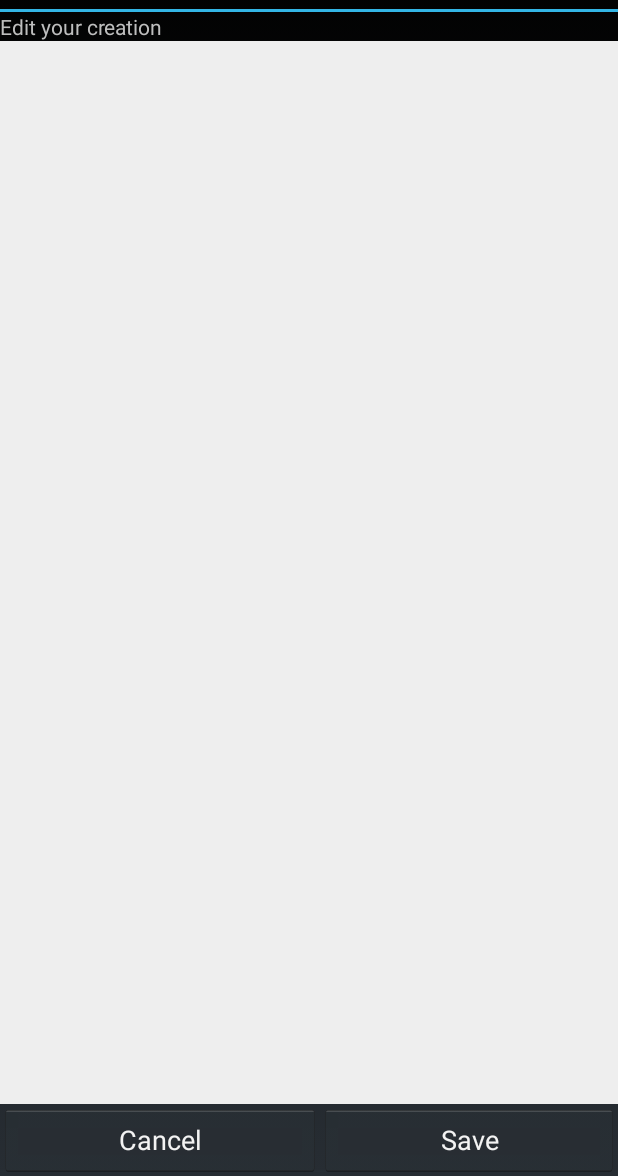
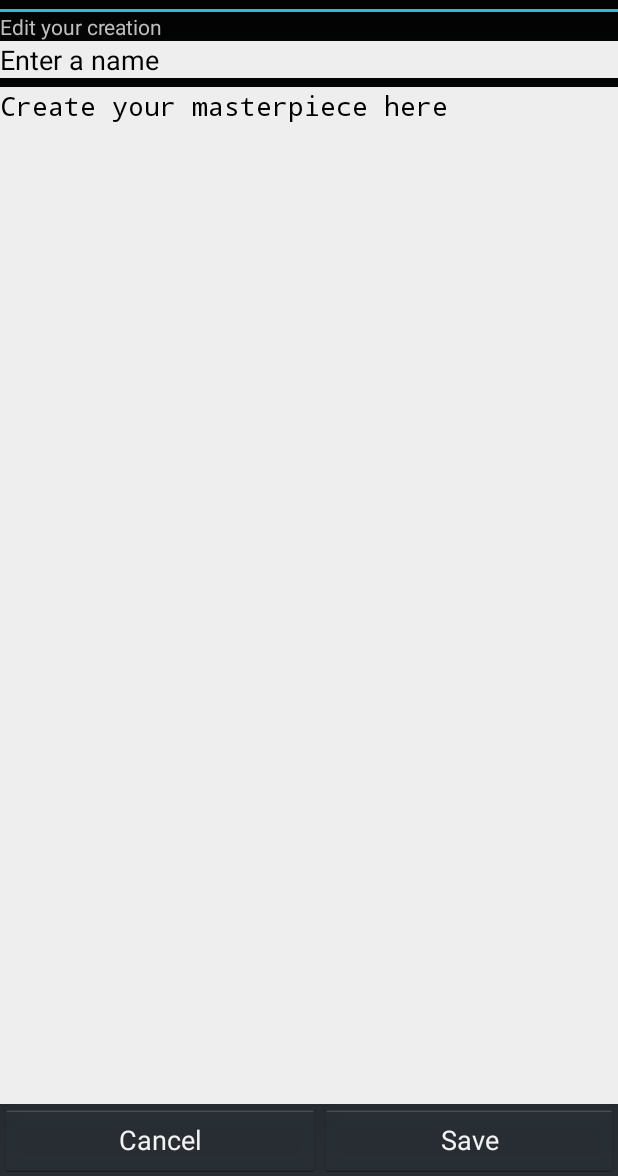
Before and after one commit to mikezanogit/ASCIITTY, an Android app: the screen it shows after launch (MainActivity), after a tap on "Add New", on a phone screen of 412 x 824 dp, the part 60-1236 px from its top. Run offline under Robolectric (Android 15) with nearby library versions, the phone set to English and light mode, and no system bars.

Commit message:
Adding and deleting

```diff
--- a/app/src/main/java/com/zano/asciitty/app/AsciiEditorFragment.java
+++ b/app/src/main/java/com/zano/asciitty/app/AsciiEditorFragment.java
@@ -55,11 +55,14 @@ public class AsciiEditorFragment extends Fragment {
         this.asciiItem = args.getParcelable(AsciiEditorFragment.ITEM);
         Activity activity = this.getActivity();
         TextView textView = (TextView) activity.findViewById(R.id.editText);
+        TextView textViewName = (TextView) activity.findViewById(R.id.editTextName);
         if (this.asciiItem != null) {
             textView.setText(this.asciiItem.getData());
+            textViewName.setText(this.asciiItem.getName());
         }
         else{
-            textView.setText("");
+            textViewName.setText(R.string.editTextDefaultName);
+            textView.setText(R.string.editTextDefaultCreation);
         }
     }
 
@@ -87,7 +90,21 @@ public class AsciiEditorFragment extends Fragment {
     }
 
     public void SaveAsciiItem() {
-        OnAsciiItemSelectionListener listener = (OnAsciiItemSelectionListener) this.getActivity();
+        Activity main = this.getActivity();
+
+        TextView tvData = (TextView) main.findViewById(R.id.editText);
+        TextView tvName = (TextView) main.findViewById(R.id.editTextName);
+
+        if(this.asciiItem == null){
+            this.asciiItem = new AsciiArtItem();
+            this.asciiItem.setId(0);
+        }
+        //Do this to update
+        this.asciiItem.setName(tvName.getText().toString());
+        this.asciiItem.setData(tvData.getText().toString());
+
+
+        OnAsciiItemSelectionListener listener = (OnAsciiItemSelectionListener) main;
         listener.onAsciiEditorSave(this.asciiItem);
     }
 
--- a/app/src/main/java/com/zano/asciitty/app/AsciiItemsFragment_.java
+++ b/app/src/main/java/com/zano/asciitty/app/AsciiItemsFragment_.java
@@ -25,7 +25,7 @@ public class AsciiItemsFragment_ extends Fragment implements SampleDataAdapterLi
 
     private ListView lv;
     private AsciiArtDataSource dataSource;
-
+    private SampleDataAdapter sampleData;
 
     @Override
     public void onCreate(Bundle savedInstanceState) {
@@ -33,6 +33,10 @@ public class AsciiItemsFragment_ extends Fragment implements SampleDataAdapterLi
 
 
 
+    }
+
+    public void update(AsciiArtItem item) {
+        this.sampleData.add(item);
     }
 
     @Override
@@ -64,7 +68,7 @@ public class AsciiItemsFragment_ extends Fragment implements SampleDataAdapterLi
 
             }
 
-            SampleDataAdapter sampleData = new SampleDataAdapter(getActivity(), R.layout.fragment_ascii_item, (ArrayList<AsciiArtItem>) values);
+            this.sampleData = new SampleDataAdapter(getActivity(), R.layout.fragment_ascii_item, (ArrayList<AsciiArtItem>) values);
             sampleData.setmListener(this);
             lv.setAdapter(sampleData);
 
--- a/app/src/main/res/layout/fragment_ascii_editor.xml
+++ b/app/src/main/res/layout/fragment_ascii_editor.xml
@@ -14,6 +14,15 @@
 
     <EditText
         android:layout_width="fill_parent"
+        android:layout_height="wrap_content"
+        android:id="@+id/editTextName"
+        android:background="#eee"
+        android:layout_marginBottom="6dp"
+        android:text="@string/editTextDefaultName"
+        android:textColor="#000" />
+
+    <EditText
+        android:layout_width="fill_parent"
         android:layout_height="0dp"
         android:inputType="textMultiLine"
         android:ems="10"
@@ -22,9 +31,10 @@
         android:background="#eee"
         android:typeface="monospace"
         android:clickable="true"
-        android:text="cat"
+        android:text="@string/editTextDefaultCreation"
         android:textColor="#000"
-        android:gravity="top" />
+        android:gravity="top"
+        android:singleLine="false" />
 
     <LinearLayout
         android:orientation="horizontal"
--- a/app/src/main/res/values/strings.xml
+++ b/app/src/main/res/values/strings.xml
@@ -11,5 +11,7 @@
     <string name="buttonCancel">Cancel</string>
     <string name="buttonSave">Save</string>
     <string name="buttonAdd">Add New</string>
+    <string name="editTextDefaultName">Enter a name</string>
+    <string name="editTextDefaultCreation">Create your masterpiece here</string>
 
 </resources>
```
Also changed, not shown: app/src/main/java/com/zano/asciitty/app/AsciiArtDataSource.java (+11 -3 lines), app/src/main/java/com/zano/asciitty/app/MainActivity.java (+12 -3 lines).
